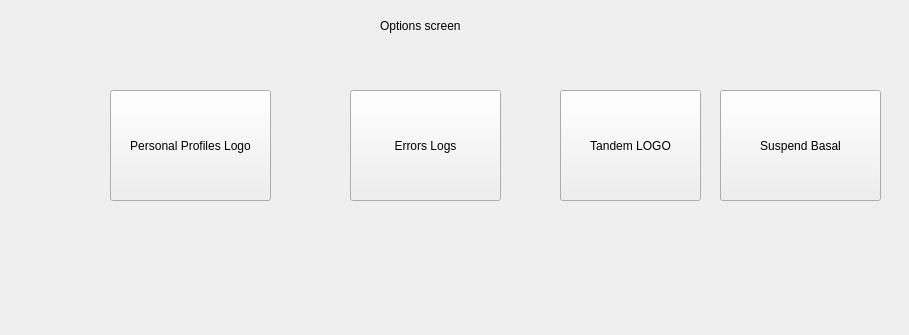
Above: optionsscreen.ui from yunusao/Tandem-t-slim-Insulin-Pump-Simulator before the change. Below: the same form after it.
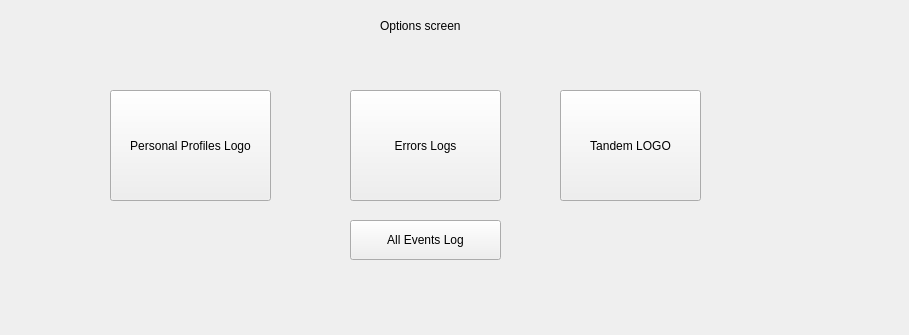
That is the form after the change.

Commit message: Full Event Log implementation

What changed in the file:
```diff
--- a/optionsscreen.ui
+++ b/optionsscreen.ui
@@ -68,16 +68,17 @@
   <widget class="QPushButton" name="suspendResumeButton">
    <property name="geometry">
     <rect>
-     <x>720</x>
-     <y>90</y>
-     <width>161</width>
-     <height>111</height>
+   <x>350</x>
+   <y>220</y>
+   <width>151</width>
+   <height>40</height>
     </rect>
    </property>
    <property name="text">
-    <string>Suspend Basal</string>
-   </property>
-  </widget>
+  <string>All Events Log</string>
+ </property>
+</widget>
+
  </widget>
  <resources/>
  <connections/>
```
Left out of the diff: 2 changed lines with no effect on the pictures. Lines whose indentation alone changed are shown as unchanged. The commit also changes 7 other files.
